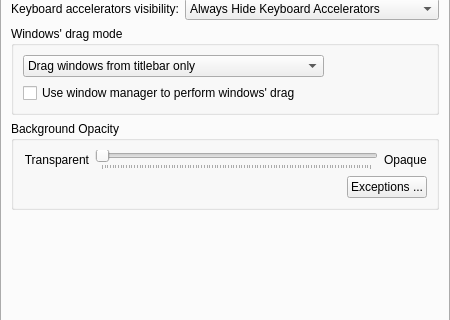
This is style/config/ui/oxygenstyleconfig.ui in KDE/oxygen-transparent as Qt 5 draws it before an edit; both pictures show x 0 to 450 and y 173 to 493 of the 450 by 590 pixel window. The edited form follows.
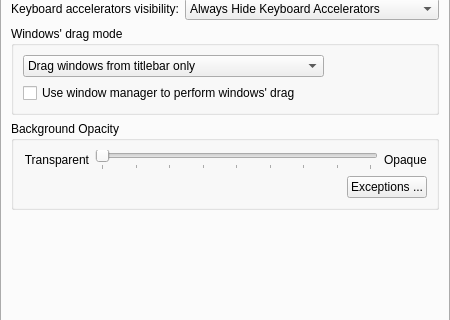
This is the edited form. Custom widgets are drawn as their Qt base class.

Commit message: use 0 to 256 for opacity sliders. Remove conversions.

What changed in the file:
```diff
--- a/style/config/ui/oxygenstyleconfig.ui
+++ b/style/config/ui/oxygenstyleconfig.ui
@@ -194,7 +194,10 @@
             <item>
              <widget class="QSlider" name="_backgroundOpacity">
               <property name="maximum">
-               <number>100</number>
+               <number>256</number>
+              </property>
+              <property name="pageStep">
+               <number>32</number>
               </property>
               <property name="orientation">
                <enum>Qt::Horizontal</enum>
```
The commit also changes 3 other files.
